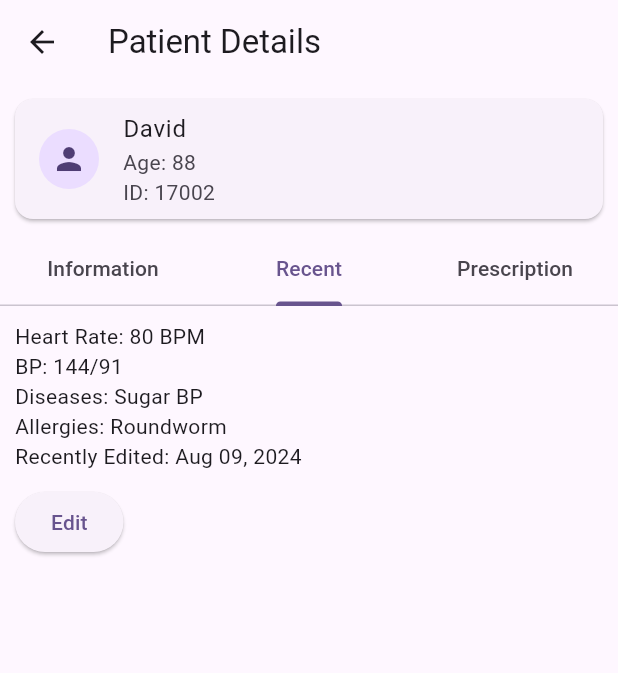
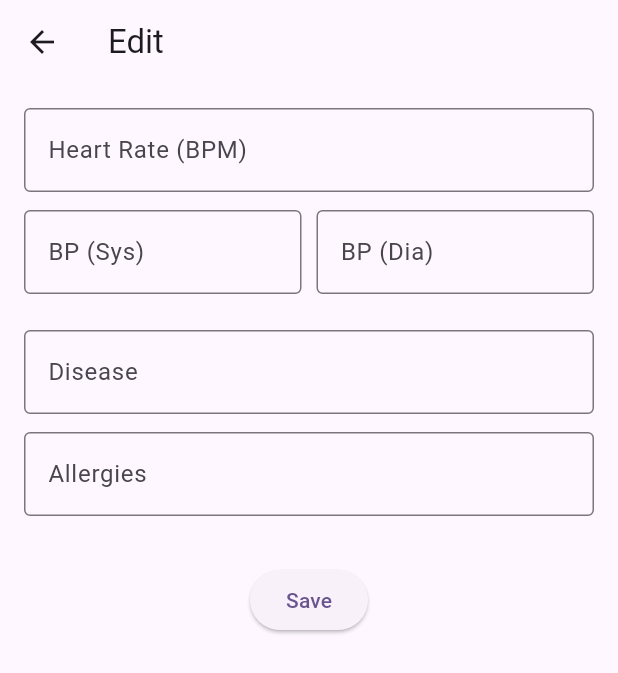
Before and after one commit to nivedithp/hybridorph-user, a Flutter app: the PatientInfoPage screen opened directly, tab 2 chosen, after a tap on "Edit", on a phone screen of 412 x 824 dp. Shown: the top 673 px of the screen. Run offline on Flutter 3.47's test engine with Material 3 defaults, Android fonts, the phone set to English and light mode, and no system bars.

Commit message:
patient edit

```diff
--- a/lib/main.dart
+++ b/lib/main.dart
@@ -1,5 +1,6 @@
 import 'package:flutter/material.dart';
 import 'package:flutter_application_1/homescreen.dart';
+import 'package:flutter_application_1/patient_edit.dart';
 import 'package:flutter_application_1/patientdetails.dart';
 import 'package:flutter_application_1/inventory.dart';
 
@@ -19,7 +20,7 @@ class MyApp extends StatelessWidget {
         colorScheme: ColorScheme.fromSeed(seedColor: Colors.deepPurple),
         useMaterial3: true,
       ),
-      home: InventoryPage(),
+      home: LoginScreen1(),
     );
   }
 }
--- /dev/null
+++ b/lib/patient_edit.dart
@@ -0,0 +1,53 @@
+import 'package:flutter/material.dart';
+
+class EditPatientPage extends StatelessWidget {
+  final TextEditingController heartRate = TextEditingController();
+  final TextEditingController bpSystolic = TextEditingController();
+  final TextEditingController bpDiastolic = TextEditingController();
+  final TextEditingController disease = TextEditingController();
+  final TextEditingController allergies = TextEditingController();
+
+  @override
+  Widget build(BuildContext context) {
+    return Scaffold(
+      appBar: AppBar(title: Text("Edit")),
+      body: Padding(
+        padding: EdgeInsets.all(16),
+        child: Column(
+          children: [
+            buildTextField("Heart Rate (BPM)", heartRate),
+            buildBPField(),
+            buildTextField("Disease", disease),
+            buildTextField("Allergies", allergies),
+            SizedBox(height: 20),
+            ElevatedButton(onPressed: () {}, child: Text("Save")),
+          ],
+        ),
+      ),
+    );
+  }
+
+  Widget buildTextField(String label, TextEditingController controller) {
+    return Padding(
+      padding: EdgeInsets.only(bottom: 12),
+      child: TextField(
+        controller: controller,
+        decoration:
+            InputDecoration(labelText: label, border: OutlineInputBorder()),
+      ),
+    );
+  }
+
+  Widget buildBPField() {
+    return Padding(
+      padding: EdgeInsets.only(bottom: 12),
+      child: Row(
+        children: [
+          Expanded(child: buildTextField("BP (Sys)", bpSystolic)),
+          SizedBox(width: 10),
+          Expanded(child: buildTextField("BP (Dia)", bpDiastolic)),
+        ],
+      ),
+    );
+  }
+}
--- a/lib/patientdetails.dart
+++ b/lib/patientdetails.dart
@@ -1,4 +1,5 @@
 import 'package:flutter/material.dart';
+import 'package:flutter_application_1/patient_edit.dart';
 
 class PatientInfoPage extends StatelessWidget {
   @override
@@ -113,6 +114,8 @@ class RecentDetails extends StatelessWidget {
           SizedBox(height: 10),
           ElevatedButton(
             onPressed: () {
+              Navigator.push(context,
+                  MaterialPageRoute(builder: (context) => EditPatientPage()));
               // Add edit functionality here
             },
             child: Text("Edit"),
```
